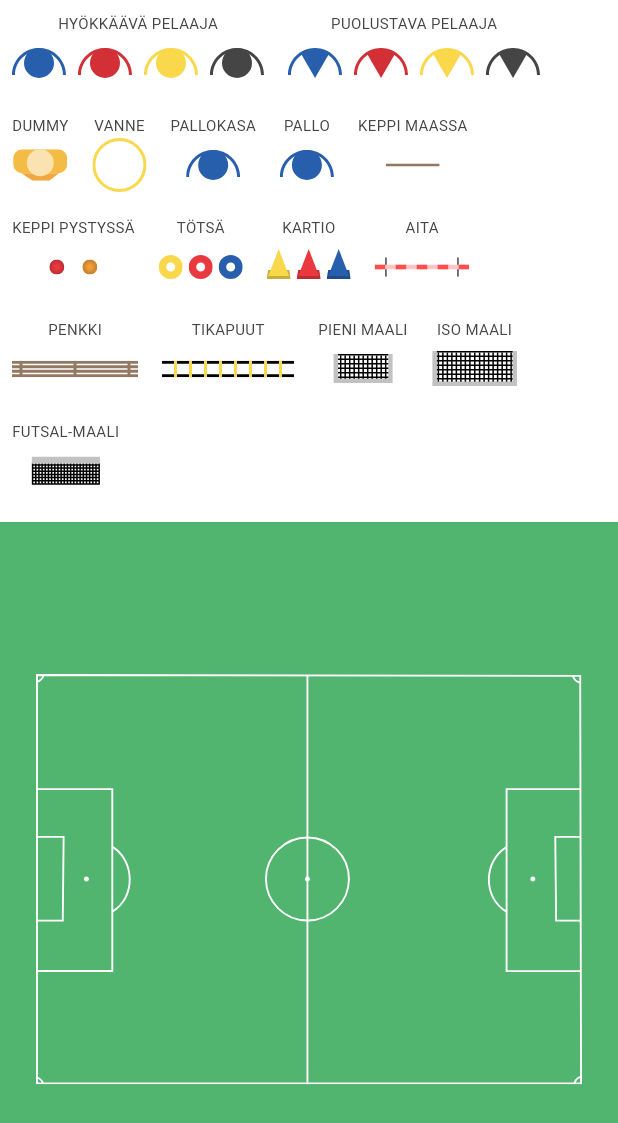
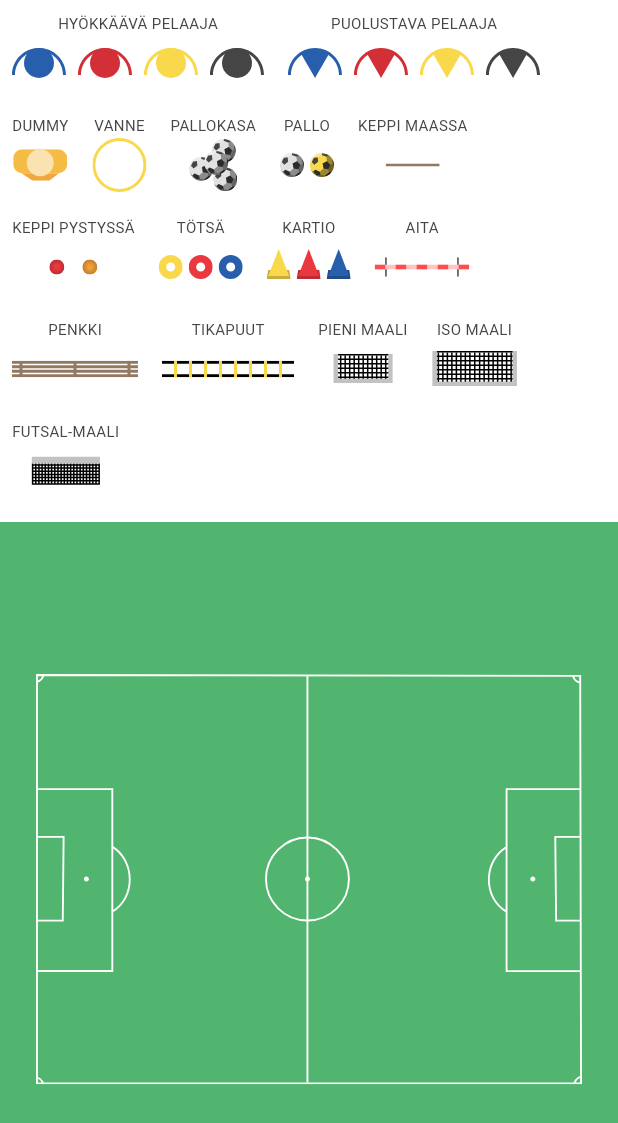
Before and after one commit to hleinone/futactix, a Flutter app: the screen it shows after launch, on a phone screen of 412 x 824 dp. Shown: the top 1123 px of the screen. Run offline on Flutter 3.47's test engine with Material 3 defaults, Android fonts, the phone set to English and light mode, and no system bars; our stand-ins replace flutter_svg; generated files the repository leaves out were written again.

Commit message:
Added remaining object icons.

```diff
--- a/lib/src/design/colors.dart
+++ b/lib/src/design/colors.dart
@@ -5,15 +5,16 @@ class Colors {
 
   static const transparent = Color(0x00000000);
   static const white = Color(0xFFFFFFFF);
+  static const lightGrey = Color(0xFFE1E1E1);
+  static const grey = Color(0xFF454545);
   static const black = Color(0xFF000000);
+  static const red = Color(0xFFD22F37);
+  static const brightRed = Color(0xFFEA383F);
+  static const orange = Color(0xFFF19E38);
+  static const yellow = Color(0xFFF9D84B);
+  static const green = Color(0xFF52B56F);
+  static const blue = Color(0xFF285FAD);
   static const darkBlue = Color(0xFF1335A3);
-  static const blue = Color(0xFF285FAD);
-  static const red = Color(0xFFD22F37);
-  static const yellow = Color(0xFFF9D84B);
-  static const grey = Color(0xFF454545);
-  static const orange = Color(0xFFF19E38);
-  static const brightRed = Color(0xFFEA383F);
   static const brown = Color(0xFF937962);
-  static const green = Color(0xFF52B56F);
   static const parquet = Color(0xFFBDA082);
 }
--- a/lib/src/design/icon.dart
+++ b/lib/src/design/icon.dart
@@ -33,6 +33,9 @@ class Icons {
   static const IconData defensivePlayer = IconData._('assets/vector/defensive_player.svg');
   static const IconData dummy = IconData._('assets/vector/dummy.svg');
   static const IconData hoop = IconData._('assets/vector/hoop.svg');
+  static const IconData pileOfBalls = IconData._('assets/vector/pile_of_balls.svg');
+  static const IconData ballBackground = IconData._('assets/vector/ball_background.svg');
+  static const IconData ballForeground = IconData._('assets/vector/ball_foreground.svg');
   static const IconData poleOnGround = IconData._('assets/vector/pole_on_ground.svg');
   static const IconData poleStandingBackground = IconData._('assets/vector/pole_standing_background.svg');
   static const IconData poleStandingForeground = IconData._('assets/vector/pole_standing_foreground.svg');
--- a/lib/src/layout/main_page.dart
+++ b/lib/src/layout/main_page.dart
@@ -1,4 +1,3 @@
-import 'package:flutter/gestures.dart';
 import 'package:flutter/services.dart';
 import 'package:flutter_gen/gen_l10n/l10n.dart';
 import 'package:futactix/src/design.dart';
@@ -128,19 +127,38 @@ class _MainPageState extends State<MainPage> {
                   ToolbarGroup(
                     title: l10n.toolbarPileOfBalls,
                     child: const ToolbarItem(
-                      child: Icon(
-                        Icons.offensivePlayer,
-                        color: Colors.blue,
-                      ),
+                      child: Icon(Icons.pileOfBalls),
                     ),
                   ),
                   ToolbarGroup(
                     title: l10n.toolbarBall,
-                    child: const ToolbarItem(
-                      child: Icon(
-                        Icons.offensivePlayer,
-                        color: Colors.blue,
-                      ),
+                    child: Row(
+                      mainAxisSize: MainAxisSize.min,
+                      mainAxisAlignment: MainAxisAlignment.center,
+                      children: <Widget>[
+                        const ToolbarItem(
+                          child: Stack(
+                            children: [
+                              Icon(
+                                Icons.ballBackground,
+                                color: Colors.lightGrey,
+                              ),
+                              Icon(Icons.ballForeground),
+                            ],
+                          ),
+                        ),
+                        const ToolbarItem(
+                          child: Stack(
+                            children: [
+                              Icon(
+                                Icons.ballBackground,
+                                color: Colors.yellow,
+                              ),
+                              Icon(Icons.ballForeground),
+                            ],
+                          ),
+                        ),
+                      ].intersperse(const SizedBox(width: 4)).toList(),
                     ),
                   ),
                   ToolbarGroup(
--- a/pubspec.yaml
+++ b/pubspec.yaml
@@ -70,6 +70,9 @@ flutter:
     - assets/vector/defensive_player.svg
     - assets/vector/dummy.svg
     - assets/vector/hoop.svg
+    - assets/vector/pile_of_balls.svg
+    - assets/vector/ball_background.svg
+    - assets/vector/ball_foreground.svg
     - assets/vector/pole_on_ground.svg
     - assets/vector/pole_standing_background.svg
     - assets/vector/pole_standing_foreground.svg
```
Also changed, not shown: assets/vector/ball_background.svg (added), assets/vector/ball_foreground.svg (added), assets/vector/pile_of_balls.svg (added).
